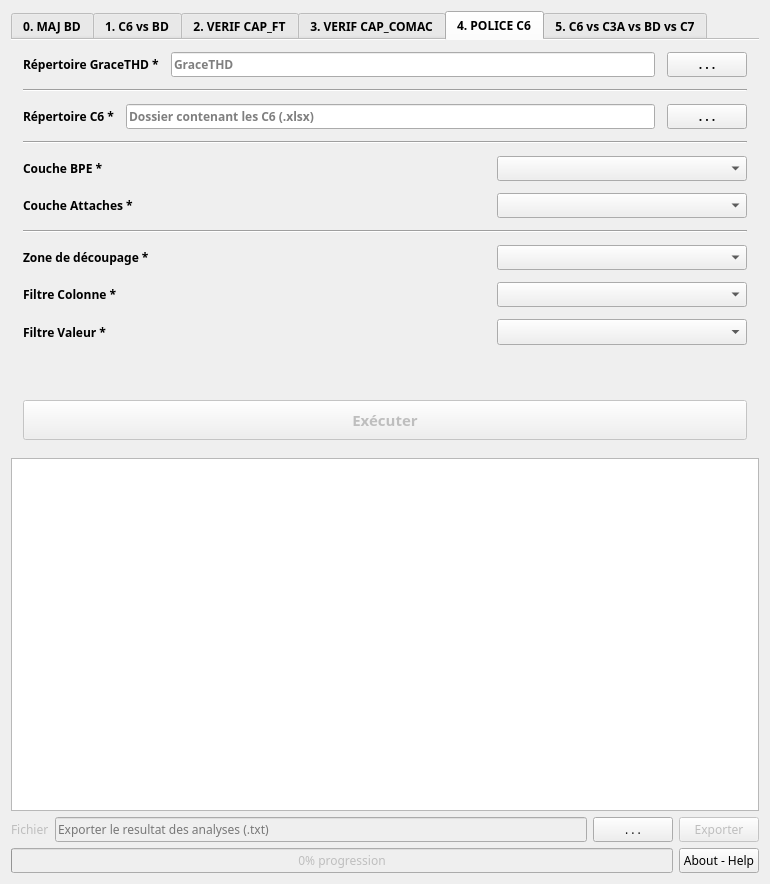
This is interfaces/PoleAerien_dialog_base.ui in yadda07/poleaerien as Qt 5 draws it before an edit. The edited form follows.
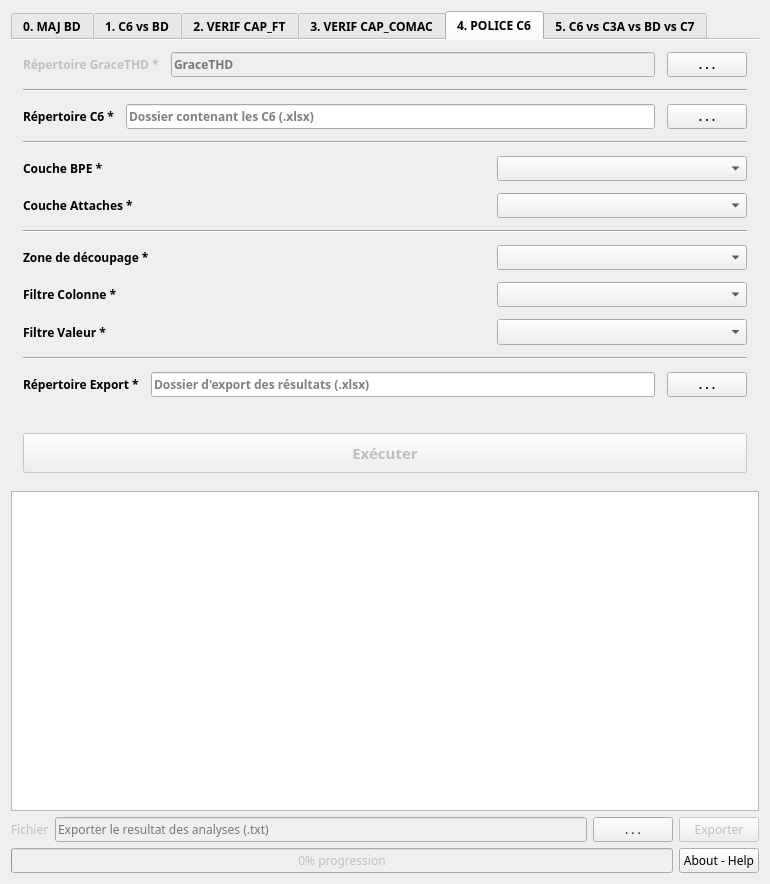
This is the edited form. The open tabs and pages were chosen to show the change. Custom widgets are drawn as their Qt base class.

Commit message: feat(ui): revamp Police C6 panel — retire GraceTHD inputs, add export controls, wire fddcpi2 pipeline

The edit to the form file:
```diff
--- a/interfaces/PoleAerien_dialog_base.ui
+++ b/interfaces/PoleAerien_dialog_base.ui
@@ -1120,13 +1120,13 @@
        <item>
         <layout class="QHBoxLayout" name="horizontalLayout_8">
          <item>
-          <!-- GraceTHD - sélection répertoire -->
+          <!-- GraceTHD - SUPPRIMÉ (utilise fddcpi2 maintenant) -->
           <widget class="QLabel" name="repertoireGTHD">
            <property name="visible">
-            <bool>true</bool>
+            <bool>false</bool>
            </property>
            <property name="enabled">
-            <bool>true</bool>
+            <bool>false</bool>
            </property>
            <property name="sizePolicy">
             <sizepolicy hsizetype="Fixed" vsizetype="Fixed">
@@ -1142,10 +1142,10 @@
          <item>
           <widget class="QLineEdit" name="c6LienCheminGraceThd">
            <property name="visible">
-            <bool>true</bool>
+            <bool>false</bool>
            </property>
            <property name="enabled">
-            <bool>true</bool>
+            <bool>false</bool>
            </property>
            <property name="sizePolicy">
             <sizepolicy hsizetype="Expanding" vsizetype="Fixed">
@@ -1161,7 +1161,7 @@
          <item>
           <widget class="QPushButton" name="boutonCheminGraceThd">
            <property name="visible">
-            <bool>true</bool>
+            <bool>false</bool>
            </property>
            <property name="sizePolicy">
             <sizepolicy hsizetype="Fixed" vsizetype="Fixed">
@@ -1242,7 +1242,11 @@
        <item>
         <layout class="QHBoxLayout" name="horizontalLayout_35">
          <item>
+          <!-- BPE MASQUÉ - fddcpi2 interroge directement la BD -->
           <widget class="QLabel" name="label_24">
+           <property name="visible">
+            <bool>false</bool>
+           </property>
            <property name="text">
             <string>Couche BPE *</string>
            </property>
@@ -1263,6 +1267,9 @@
          </item>
          <item>
           <widget class="QComboBox" name="c6ComboBoxCoucheBpe">
+           <property name="visible">
+            <bool>false</bool>
+           </property>
            <property name="minimumSize">
             <size>
              <width>250</width>
@@ -1281,7 +1288,11 @@
        <item>
         <layout class="QHBoxLayout" name="horizontalLayout_36">
          <item>
+          <!-- ATTACHES MASQUÉ - fddcpi2 n'utilise plus cette couche -->
           <widget class="QLabel" name="label_25">
+           <property name="visible">
+            <bool>false</bool>
+           </property>
            <property name="text">
             <string>Couche Attaches *</string>
            </property>
@@ -1302,6 +1313,9 @@
          </item>
          <item>
           <widget class="QComboBox" name="c6ComboBoxCoucheAttaches">
+           <property name="visible">
+            <bool>false</bool>
+           </property>
            <property name="minimumSize">
             <size>
              <width>250</width>
@@ -1450,6 +1464,62 @@
          </item>
         </layout>
        </item>
+       <item>
+        <widget class="Line" name="line_c6_export">
+         <property name="orientation">
+          <enum>Qt::Horizontal</enum>
+         </property>
+        </widget>
+       </item>
+       <item>
+        <layout class="QHBoxLayout" name="horizontalLayout_c6_export">
+         <item>
+          <widget class="QLabel" name="label_c6_export">
+           <property name="enabled">
+            <bool>true</bool>
+           </property>
+           <property name="sizePolicy">
+            <sizepolicy hsizetype="Fixed" vsizetype="Fixed">
+             <horstretch>0</horstretch>
+             <verstretch>0</verstretch>
+            </sizepolicy>
+           </property>
+           <property name="text">
+            <string>Répertoire Export *</string>
+           </property>
+          </widget>
+         </item>
+         <item>
+          <widget class="QLineEdit" name="c6LienCheminExport">
+           <property name="enabled">
+            <bool>true</bool>
+           </property>
+           <property name="sizePolicy">
+            <sizepolicy hsizetype="Expanding" vsizetype="Fixed">
+             <horstretch>0</horstretch>
+             <verstretch>0</verstretch>
+            </sizepolicy>
+           </property>
+           <property name="placeholderText">
+            <string>Dossier d'export des résultats (.xlsx)</string>
+           </property>
+          </widget>
+         </item>
+         <item>
+          <widget class="QPushButton" name="c6BoutonCheminExport">
+           <property name="sizePolicy">
+            <sizepolicy hsizetype="Fixed" vsizetype="Fixed">
+             <horstretch>0</horstretch>
+             <verstretch>0</verstretch>
+            </sizepolicy>
+           </property>
+           <property name="text">
+            <string>. . .</string>
+           </property>
+          </widget>
+         </item>
+        </layout>
+       </item>
        <item>
         <spacer name="verticalSpacer_c6">
          <property name="orientation">
```
The commit also changes 3 other files.
